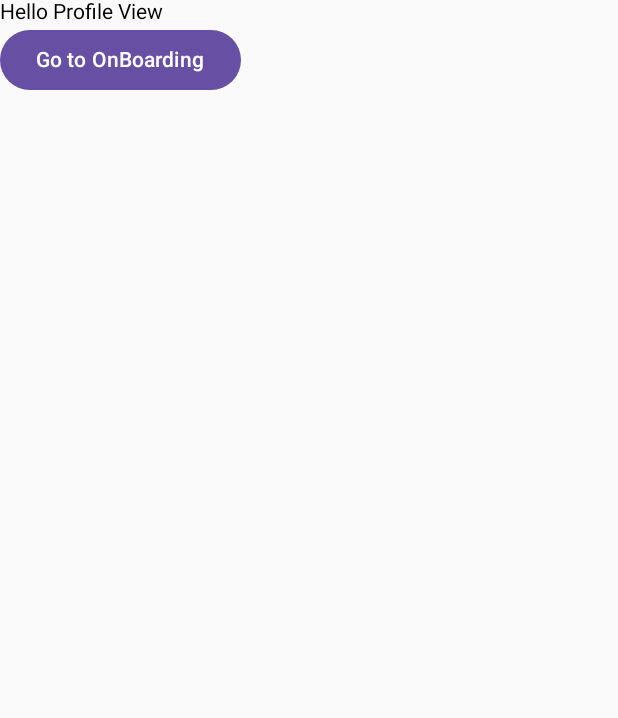
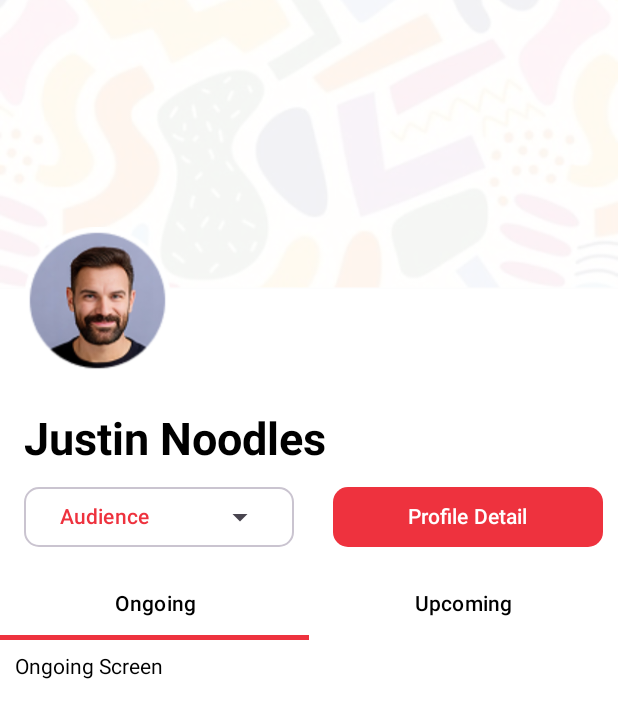
Before and after one commit to saipepu/Avents, an Android app built with Jetpack Compose: the ProfileView screen opened through its navigation route, on a phone screen of 412 x 824 dp. Shown: the top 718 px of the screen. Run offline under Robolectric (Android 15) with nearby library versions, the phone set to English and light mode, and no system bars; our stand-ins replace constraintlayout-compose.

Commit message:
Add: Profile View and Detail

```diff
--- a/app/build.gradle.kts
+++ b/app/build.gradle.kts
@@ -73,5 +73,5 @@ dependencies {
     implementation("androidx.lifecycle:lifecycle-runtime-ktx:2.6.1")
     implementation("io.coil-kt:coil-compose:2.4.0")
     implementation("androidx.core:core-ktx:1.7.0")
-
+    implementation("androidx.constraintlayout:constraintlayout-compose:1.1.0")
 }
--- a/app/src/main/java/com/example/avents/MainActivity.kt
+++ b/app/src/main/java/com/example/avents/MainActivity.kt
@@ -7,6 +7,7 @@ import androidx.navigation.compose.NavHost
 import androidx.navigation.compose.composable
 import androidx.navigation.compose.rememberNavController
 import com.example.avents.View.Auth.OnBoardingView
+import com.example.avents.View.Profile.ProfileDetailView
 import com.example.avents.View.Profile.ProfileView
 
 class MainActivity : ComponentActivity() {
@@ -21,6 +22,9 @@ class MainActivity : ComponentActivity() {
                 composable("profile") {
                     ProfileView(navController = navController)
                 }
+                composable("profileDetail") {
+                    ProfileDetailView(navController = navController)
+                }
             }
         }
     }
--- a/app/src/main/java/com/example/avents/View/Auth/OnBoarding.kt
+++ b/app/src/main/java/com/example/avents/View/Auth/OnBoarding.kt
@@ -10,6 +10,7 @@ import androidx.compose.ui.Modifier
 import androidx.compose.ui.res.painterResource
 import androidx.compose.ui.unit.dp
 import androidx.navigation.NavHostController
+import com.example.avents.R
 
 @Composable
 fun OnBoardingView(
@@ -23,7 +24,7 @@ fun OnBoardingView(
             Text(text="Go to Profile")
         }
         Image(
-            painter = painterResource(id = R.drawable.your_image), // Replace with your image resource
+            painter = painterResource(id = R.drawable.onboarding), // Replace with your image resource
             contentDescription = "Onboarding Image", // Provide a content description for accessibility
             modifier = Modifier.padding(16.dp) // Add padding around the image
         )
--- a/app/src/main/java/com/example/avents/View/Profile/Profile.kt
+++ b/app/src/main/java/com/example/avents/View/Profile/Profile.kt
@@ -1,21 +1,182 @@
 package com.example.avents.View.Profile
 
+import android.widget.Button
+import androidx.compose.foundation.Image
+import androidx.compose.foundation.background
 import androidx.compose.foundation.layout.Column
+import androidx.compose.foundation.layout.fillMaxSize
+import androidx.compose.foundation.layout.fillMaxWidth
+import androidx.compose.foundation.layout.height
+import androidx.compose.foundation.layout.padding
+import androidx.compose.foundation.layout.width
+import androidx.compose.foundation.shape.RoundedCornerShape
 import androidx.compose.material3.Button
+import androidx.compose.material3.ButtonDefaults
+import androidx.compose.material3.Tab
+import androidx.compose.material3.TabRow
+import androidx.compose.material3.TabRowDefaults
+import androidx.compose.material3.TabRowDefaults.tabIndicatorOffset
 import androidx.compose.material3.Text
 import androidx.compose.runtime.Composable
+import androidx.compose.runtime.getValue
+import androidx.compose.runtime.mutableStateOf
+import androidx.compose.runtime.remember
+import androidx.compose.runtime.setValue
+import androidx.compose.ui.Modifier
+import androidx.compose.ui.graphics.Color
+import androidx.compose.ui.res.painterResource
+import androidx.compose.ui.text.font.FontWeight
+import androidx.compose.ui.tooling.preview.Preview
+import androidx.compose.ui.unit.Constraints
+import androidx.compose.ui.unit.dp
+import androidx.compose.ui.unit.sp
+import androidx.constraintlayout.compose.ConstraintLayout
 import androidx.navigation.NavHostController
+import androidx.navigation.compose.rememberNavController
+import coil.compose.AsyncImage
+import com.example.avents.R
+import com.example.avents.ui.theme.Primary
 
 @Composable
 fun ProfileView(
     navController: NavHostController,
 ) {
-    Column {
-        Text(text="Hello Profile View")
-        Button(onClick = {
-            navController.navigate("onboarding")
-        }) {
-            Text(text="Go to OnBoarding")
+    ConstraintLayout(
+        modifier = Modifier
+            .fillMaxSize()
+            .background(Color.White)
+    ) {
+        val (profileBackground, profileImage, userName, roleDropdown, profileDetailButton, tabscreen) = createRefs()
+
+        Image(
+            painter = painterResource(R.drawable.background_wallpaper),
+            contentDescription = "Profile Background",
+            modifier = Modifier
+                .constrainAs(profileBackground) {
+                    top.linkTo(parent.top, margin = -30.dp)
+                    start.linkTo(parent.start)
+                    end.linkTo(parent.end)
+                }
+                .fillMaxWidth()
+                .height(250.dp)
+        )
+
+        Image(
+            painter = painterResource(R.drawable.profilepic),
+            contentDescription = "Profile Image",
+            modifier = Modifier
+                .constrainAs(profileImage) {
+                top.linkTo(profileBackground.bottom, margin = -85.dp)
+                start.linkTo(parent.start)
+                }
+                .width(130.dp)
+                .height(130.dp)
+                .padding(horizontal = 16.dp)
+        )
+
+        Text(
+            text = "Justin Noodles",
+            fontSize = 30.sp,
+            fontWeight = FontWeight.Bold,
+            modifier = Modifier
+                .constrainAs(userName) {
+                    top.linkTo(profileImage.bottom, margin = 10.dp)
+                    start.linkTo(parent.start, margin = 16.dp)
+                }
+        )
+
+        var selectedRole by remember { mutableStateOf("Audience") }
+
+        RoleDropdown(
+            selectedRole = selectedRole,
+            onRoleSelected = { role -> selectedRole = role },
+            modifier = Modifier
+                .constrainAs(roleDropdown) {
+                    top.linkTo(userName.bottom, margin = 10.dp)
+                    start.linkTo(parent.start)
+                }
+                .padding(horizontal = 16.dp)
+        )
+
+        Button(
+            onClick = {
+                navController.navigate("profileDetail")
+            },
+            modifier = Modifier
+                .constrainAs(profileDetailButton) {
+                    top.linkTo(userName.bottom, margin = 10.dp)
+                    start.linkTo(roleDropdown.end)
+                    end.linkTo(parent.end)
+                }
+                .width(180.dp),
+            colors = ButtonDefaults.buttonColors(
+                containerColor = Primary
+            ),
+            shape = RoundedCornerShape(10.dp)
+        ) {
+            Text(
+                text = "Profile Detail"
+            )
+        }
+
+        TabScreen(
+            modifier = Modifier
+                .constrainAs(tabscreen) {
+                    top.linkTo(roleDropdown.bottom, margin = 10.dp)
+                    start.linkTo(parent.start)
+                    end.linkTo(parent.end)
+                }
+                .fillMaxWidth()
+        )
+    }
+}
+
+@Composable
+fun TabScreen(modifier: Modifier = Modifier) {
+    var tabIndex by remember { mutableStateOf(0) }
+
+    val tabs = listOf("Ongoing", "Upcoming")
+
+    Column(modifier = modifier) {
+        TabRow(
+            selectedTabIndex = tabIndex,
+            modifier = Modifier.fillMaxWidth(),
+            containerColor = Color.White,
+            contentColor = Color.Black,
+            indicator = { tabPositions ->
+                TabRowDefaults.Indicator(
+                    modifier = Modifier.tabIndicatorOffset(tabPositions[tabIndex]),
+                    color = Primary
+                )
+            },
+            divider = { }
+        ) {
+            tabs.forEachIndexed { index, title ->
+                Tab(text = { Text(title) },
+                    selected = tabIndex == index,
+                    onClick = { tabIndex = index }
+                )
+            }
+        }
+        when (tabIndex) {
+            0 -> ongoingScreen()
+            1 -> upcomingScreen()
         }
     }
 }
+
+@Composable
+fun ongoingScreen() {
+    Text(text = "Ongoing Screen", Modifier.padding(10.dp))
+}
+
+@Composable
+fun upcomingScreen() {
+    Text(text = "Upcoming Screen", Modifier.padding(10.dp))
+}
+
+@Preview
+@Composable
+fun ProfileViewPreview() {
+    ProfileView(navController = rememberNavController())
+}
--- /dev/null
+++ b/app/src/main/java/com/example/avents/View/Profile/RoleSelectionScreen.kt
@@ -0,0 +1,55 @@
+package com.example.avents.View.Profile
+
+import androidx.compose.foundation.layout.*
+import androidx.compose.foundation.shape.RoundedCornerShape
+import androidx.compose.material.icons.Icons
+import androidx.compose.material.icons.filled.ArrowDropDown
+import androidx.compose.material3.*
+import androidx.compose.runtime.*
+import androidx.compose.ui.Modifier
+import androidx.compose.ui.unit.dp
+import com.example.avents.ui.theme.Primary
+
+@Composable
+fun RoleDropdown(
+    selectedRole: String = "Audience",
+    onRoleSelected: (String) -> Unit,
+    modifier: Modifier = Modifier
+) {
+    var expanded by remember { mutableStateOf(false) }
+    val oppositeRole = if (selectedRole == "Audience") "Organizer" else "Audience"
+
+    Box(modifier = modifier) {
+        OutlinedButton(
+            onClick = { expanded = true },
+            modifier = Modifier.width(180.dp),
+            shape = RoundedCornerShape(10.dp)
+        ) {
+            Text(
+                text = selectedRole,
+                color = Primary,
+                modifier = Modifier.weight(1f)
+            )
+            Icon(
+                imageVector = Icons.Default.ArrowDropDown,
+                contentDescription = "Dropdown Icon"
+            )
+        }
+
+        // Dropdown Menu
+        DropdownMenu(
+            expanded = expanded,
+            onDismissRequest = { expanded = false },
+            modifier = Modifier
+                .width(180.dp)
+        ) {
+            DropdownMenuItem(
+                text = { Text(text = oppositeRole) },
+                onClick = {
+                    onRoleSelected(oppositeRole)
+                    expanded = false
+                }
+            )
+        }
+    }
+}
--- a/app/src/main/java/com/example/avents/ui/theme/Color.kt
+++ b/app/src/main/java/com/example/avents/ui/theme/Color.kt
@@ -9,3 +9,5 @@ val Pink80 = Color(0xFFEFB8C8)
 val Purple40 = Color(0xFF6650a4)
 val PurpleGrey40 = Color(0xFF625b71)
 val Pink40 = Color(0xFF7D5260)
+
+val Primary = Color(0xFFEE323E)
```
Also changed, not shown: app/src/main/java/com/example/avents/View/Profile/ProfileDetailView.kt (added, +150 -0 lines), app/src/main/res/drawable/background_wallpaper.png (added), app/src/main/res/drawable/onboarding.png (added), app/src/main/res/drawable/profilepic.png (added).
